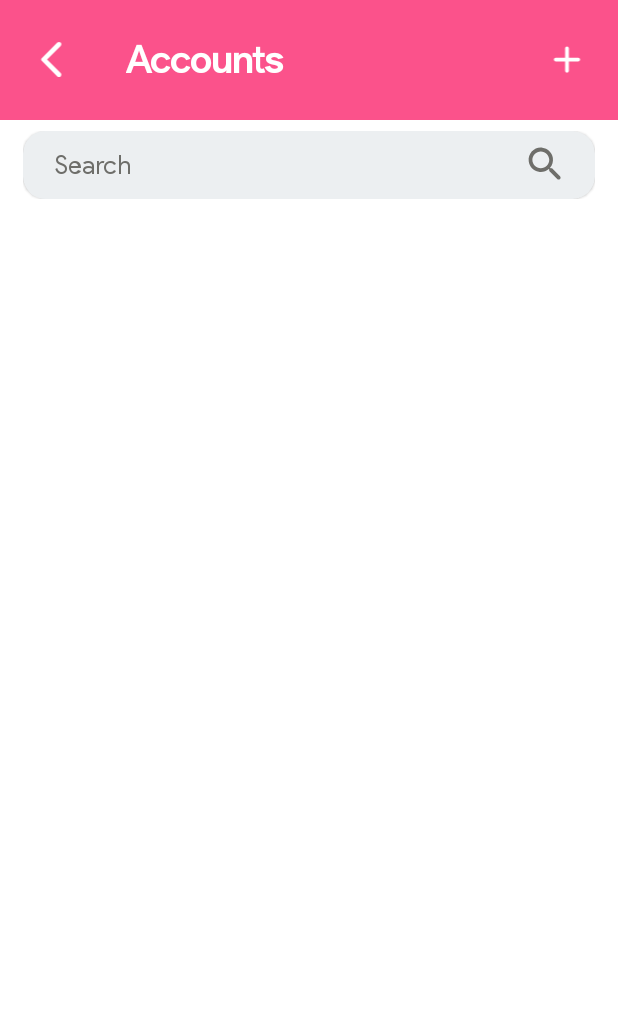
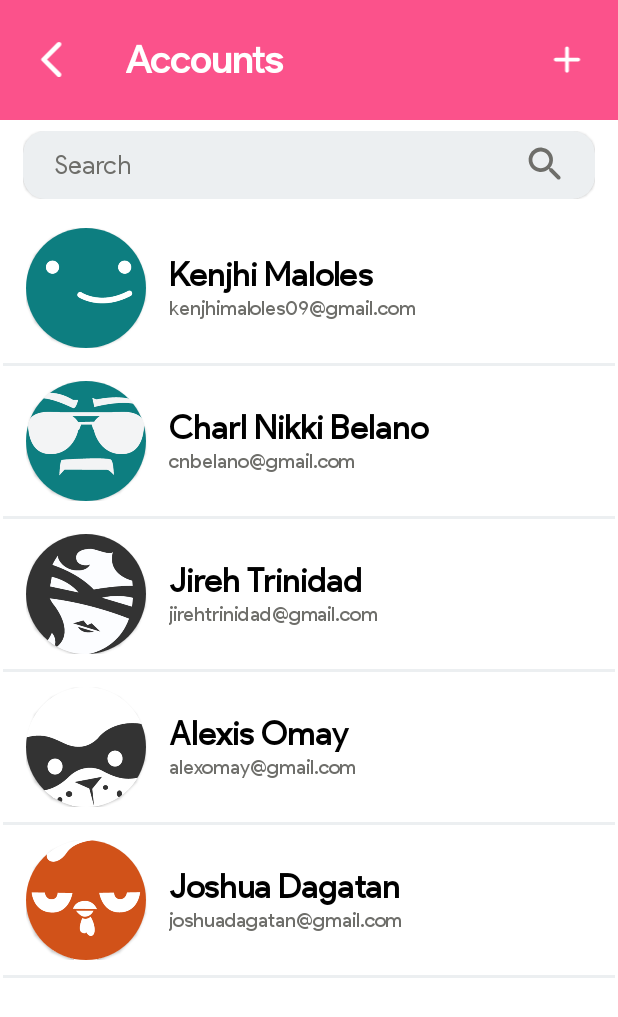
Before and after one commit to charleology/scratch-admin, an Android app: the ManageAccount screen opened directly, with no data from a screen before it, on a phone screen of 412 x 824 dp. Shown: the top 1017 px of the screen. Run offline under Robolectric (Android 15) with nearby library versions, the phone set to English and light mode, and no system bars.

Commit message:
Pushed sample recycler view with adapters.

```diff
--- a/app/build.gradle
+++ b/app/build.gradle
@@ -39,4 +39,7 @@ dependencies {
     //for gif -jepoy
     implementation 'pl.droidsonroids.gif:android-gif-drawable:1.2.3'
 
+    //noinspection GradleCompatible
+    implementation 'com.android.support:design:28.0.0'
+
 }
--- /dev/null
+++ b/app/src/main/java/com/example/scratch_admin/AccountAdapter.java
@@ -0,0 +1,69 @@
+package com.example.scratch_admin;
+
+import android.content.Context;
+import android.view.LayoutInflater;
+import android.view.View;
+import android.view.ViewGroup;
+import android.widget.ImageView;
+import android.widget.TextView;
+import android.widget.Toast;
+
+import androidx.annotation.NonNull;
+import androidx.recyclerview.widget.RecyclerView;
+
+import java.util.ConcurrentModificationException;
+
+public class AccountAdapter extends RecyclerView.Adapter<AccountAdapter.ViewHolder> {
+
+    UserAccountData[] userAccountData;
+    Context context;
+
+    public AccountAdapter(UserAccountData[] userAccountData, ManageAccount activity){
+        this.userAccountData = userAccountData;
+        this.context = activity;
+    }
+
+    @NonNull
+    @Override
+    public ViewHolder onCreateViewHolder(@NonNull ViewGroup parent, int viewType) {
+        LayoutInflater layoutInflater = LayoutInflater.from(parent.getContext());
+        View view = layoutInflater.inflate(R.layout.accounts_item_list, parent, false);
+        ViewHolder viewHolder = new ViewHolder(view);
+        return viewHolder;
+    }
+
+    @Override
+    public void onBindViewHolder(@NonNull ViewHolder holder, int position) {
+        final UserAccountData userAccountDataList = userAccountData[position];
+        holder.userAccName.setText(userAccountDataList.getUserAccName());
+        holder.userAccEmail.setText(userAccountDataList.getUserAccEmail());
+        holder.userAccPic.setImageResource(userAccountDataList.getUserAccPic());
+
+        holder.itemView.setOnClickListener(new View.OnClickListener() {
+            @Override
+            public void onClick(View view) {
+                Toast.makeText(context, userAccountDataList.getUserAccName(), Toast.LENGTH_SHORT).show();
+            }
+        });
+    }
+
+    @Override
+    public int getItemCount() {
+        return userAccountData.length;
+    }
+
+    public class ViewHolder extends RecyclerView.ViewHolder{
+
+        ImageView userAccPic;
+        TextView userAccName;
+        TextView userAccEmail;
+
+        public ViewHolder(@NonNull View itemView) {
+            super(itemView);
+
+            userAccPic = itemView.findViewById(R.id.userAccPicIv);
+            userAccName = itemView.findViewById(R.id.userAccNameTv);
+            userAccEmail = itemView.findViewById(R.id.userAccEmailTv);
+        }
+    }
+}
--- a/app/src/main/java/com/example/scratch_admin/ManageAccount.java
+++ b/app/src/main/java/com/example/scratch_admin/ManageAccount.java
@@ -1,6 +1,8 @@
 package com.example.scratch_admin;
 
 import androidx.appcompat.app.AppCompatActivity;
+import androidx.recyclerview.widget.LinearLayoutManager;
+import androidx.recyclerview.widget.RecyclerView;
 
 import android.content.Intent;
 import android.os.Bundle;
@@ -9,11 +11,13 @@ import android.view.Window;
 import android.view.WindowManager;
 import android.widget.EditText;
 import android.widget.ImageView;
+import android.widget.LinearLayout;
 
 public class ManageAccount extends AppCompatActivity {
 
     EditText accountSearchEt;
     ImageView accountSearchIv, accountCreateIv, accountBackIv;
+    RecyclerView accountsRecycler;
 
     @Override
     protected void onCreate(Bundle savedInstanceState) {
@@ -30,6 +34,22 @@ public class ManageAccount extends AppCompatActivity {
         accountSearchIv = (ImageView) findViewById(R.id.accountSearchIv);
         accountCreateIv = (ImageView) findViewById(R.id.accountCreateIv);
         accountBackIv = (ImageView) findViewById(R.id.accountBackIv);
+        accountsRecycler = (RecyclerView) findViewById(R.id.accountsRecycler);
+
+        accountsRecycler.setHasFixedSize(true);
+        accountsRecycler.setLayoutManager(new LinearLayoutManager(ManageAccount.this));
+
+        //Array for accounts
+        UserAccountData[] userAccountData = new UserAccountData[]{
+                new UserAccountData("Kenjhi Maloles", "kenjhimaloles09@gmail.com", R.drawable.sample1),
+                new UserAccountData("Charl Nikki Belano", "cnbelano@gmail.com", R.drawable.sample2),
+                new UserAccountData("Jireh Trinidad", "jirehtrinidad@gmail.com", R.drawable.sample3),
+                new UserAccountData("Alexis Omay", "alexomay@gmail.com", R.drawable.sample4),
+                new UserAccountData("Joshua Dagatan", "joshuadagatan@gmail.com", R.drawable.sample5)
+        };
+
+        AccountAdapter accountAdapter = new AccountAdapter(userAccountData, ManageAccount.this);
+        accountsRecycler.setAdapter(accountAdapter);
 
         accountBackIv.setOnClickListener(new View.OnClickListener() {
             @Override
--- /dev/null
+++ b/app/src/main/java/com/example/scratch_admin/UserAccountData.java
@@ -0,0 +1,38 @@
+package com.example.scratch_admin;
+
+public class UserAccountData {
+
+    private String userAccName;
+    private String userAccEmail;
+    private Integer userAccPic;
+
+    public UserAccountData(String userAccName, String userAccEmail, Integer userAccPic) {
+        this.userAccName = userAccName;
+        this.userAccEmail = userAccEmail;
+        this.userAccPic = userAccPic;
+    }
+
+    public String getUserAccName() {
+        return userAccName;
+    }
+
+    public void setUserAccName(String userAccName) {
+        this.userAccName = userAccName;
+    }
+
+    public String getUserAccEmail() {
+        return userAccEmail;
+    }
+
+    public void setUserAccEmail(String userAccEmail) {
+        this.userAccEmail = userAccEmail;
+    }
+
+    public Integer getUserAccPic() {
+        return userAccPic;
+    }
+
+    public void setUserAccPic(Integer userAccPic) {
+        this.userAccPic = userAccPic;
+    }
+}
--- /dev/null
+++ b/app/src/main/res/layout/accounts_item_list.xml
@@ -0,0 +1,60 @@
+<?xml version="1.0" encoding="utf-8"?>
+<LinearLayout xmlns:android="http://schemas.android.com/apk/res/android"
+    xmlns:app="http://schemas.android.com/apk/res-auto"
+    android:layout_width="match_parent"
+    android:layout_height="wrap_content"
+    android:orientation="vertical">
+
+        <LinearLayout
+            android:layout_width="match_parent"
+            android:layout_height="match_parent"
+            android:orientation="horizontal"
+            android:paddingHorizontal="15dp"
+            android:paddingVertical="10dp">
+
+            <com.google.android.material.card.MaterialCardView
+                android:layout_width="80dp"
+                android:layout_height="80dp"
+                app:cardCornerRadius="100dp">
+
+                <ImageView
+                    android:id="@+id/userAccPicIv"
+                    android:layout_width="match_parent"
+                    android:layout_height="match_parent"
+                    android:scaleType="centerCrop" />
+
+            </com.google.android.material.card.MaterialCardView>
+
+            <LinearLayout
+                android:layout_width="match_parent"
+                android:layout_height="match_parent"
+                android:orientation="vertical"
+                android:gravity="center_vertical"
+                android:paddingHorizontal="15dp">
+
+                <TextView
+                    android:id="@+id/userAccNameTv"
+                    android:layout_width="match_parent"
+                    android:layout_height="wrap_content"
+                    android:text="Charl Belano"
+                    android:textSize="22sp"
+                    android:textColor="@color/black"
+                    android:textStyle="bold"/>
+
+                <TextView
+                    android:id="@+id/userAccEmailTv"
+                    android:layout_width="match_parent"
+                    android:layout_height="wrap_content"
+                    android:text="cnbelano@yahoo.com"
+                    android:textSize="13sp"
+                    android:textColor="@color/gray"/>
+
+            </LinearLayout>
+
+        </LinearLayout>
+    <View
+        android:layout_width="match_parent"
+        android:layout_height="2dp"
+        android:background="@color/lightgray"/>
+
+</LinearLayout>
--- a/app/src/main/res/layout/activity_manage_account.xml
+++ b/app/src/main/res/layout/activity_manage_account.xml
@@ -5,7 +5,6 @@
     android:layout_width="match_parent"
     android:layout_height="match_parent"
     android:orientation="vertical"
-    android:background="@color/nighty"
     tools:context=".ManageAccount">
 
     <LinearLayout
@@ -52,9 +51,9 @@
         android:layout_height="wrap_content"
         android:background="@color/nighty"
         android:orientation="horizontal"
+        android:paddingVertical="7dp"
         android:paddingStart="15dp"
-        android:paddingEnd="15dp"
-        android:paddingVertical="7dp">
+        android:paddingEnd="15dp">
 
         <com.google.android.material.card.MaterialCardView
             style="@style/search_bg_style"
@@ -66,8 +65,8 @@
                 android:layout_width="match_parent"
                 android:layout_height="match_parent"
                 android:orientation="horizontal"
-                android:weightSum="2"
-                android:paddingHorizontal="5dp">
+                android:paddingHorizontal="5dp"
+                android:weightSum="2">
 
                 <EditText
                     android:id="@+id/accountSearchEt"
@@ -82,9 +81,9 @@
 
                 <ImageView
                     android:id="@+id/accountSearchIv"
-                    android:layout_gravity="center"
                     android:layout_width="match_parent"
                     android:layout_height="30dp"
+                    android:layout_gravity="center"
                     android:layout_weight="1.7"
                     android:src="@drawable/ic_round_search_24"
                     app:tint="@color/gray" />
@@ -95,4 +94,14 @@
 
     </LinearLayout>
 
+
+    <androidx.recyclerview.widget.RecyclerView
+        android:id="@+id/accountsRecycler"
+        android:layout_width="match_parent"
+        android:layout_height="match_parent"
+        android:layout_margin="2dp"
+        android:layout_marginHorizontal="10dp"
+        android:layout_marginVertical="10dp" />
+
+
 </LinearLayout>
```
Also changed, not shown: app/src/main/res/drawable/sample1.png (added), app/src/main/res/drawable/sample2.png (added), app/src/main/res/drawable/sample3.png (added), app/src/main/res/drawable/sample4.png (added), app/src/main/res/drawable/sample5.png (added).
